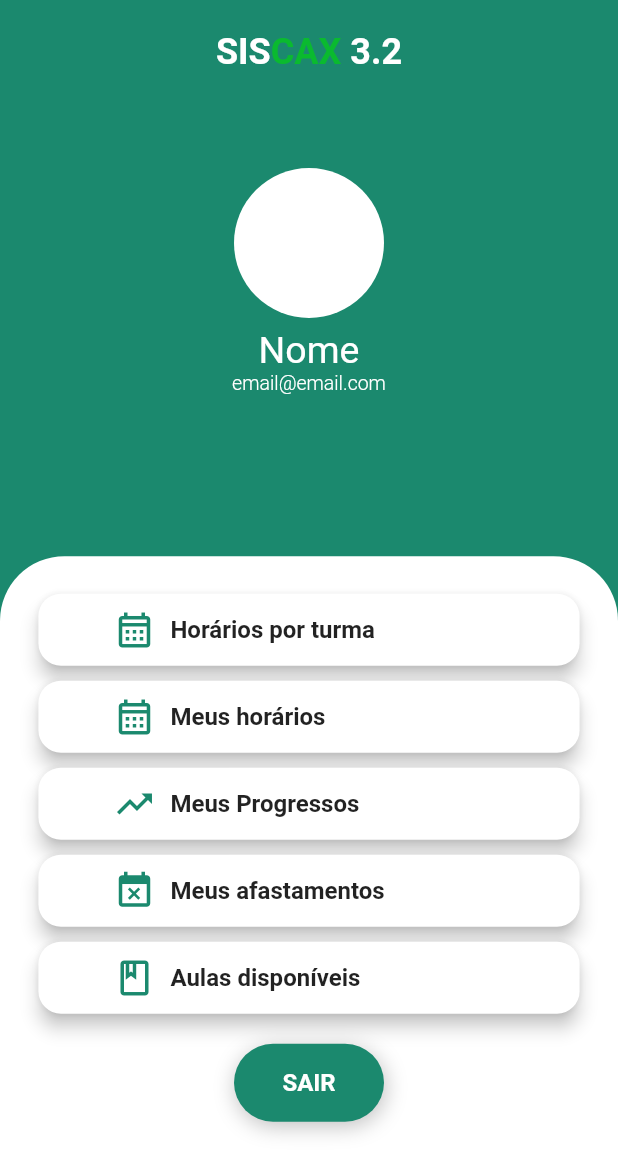
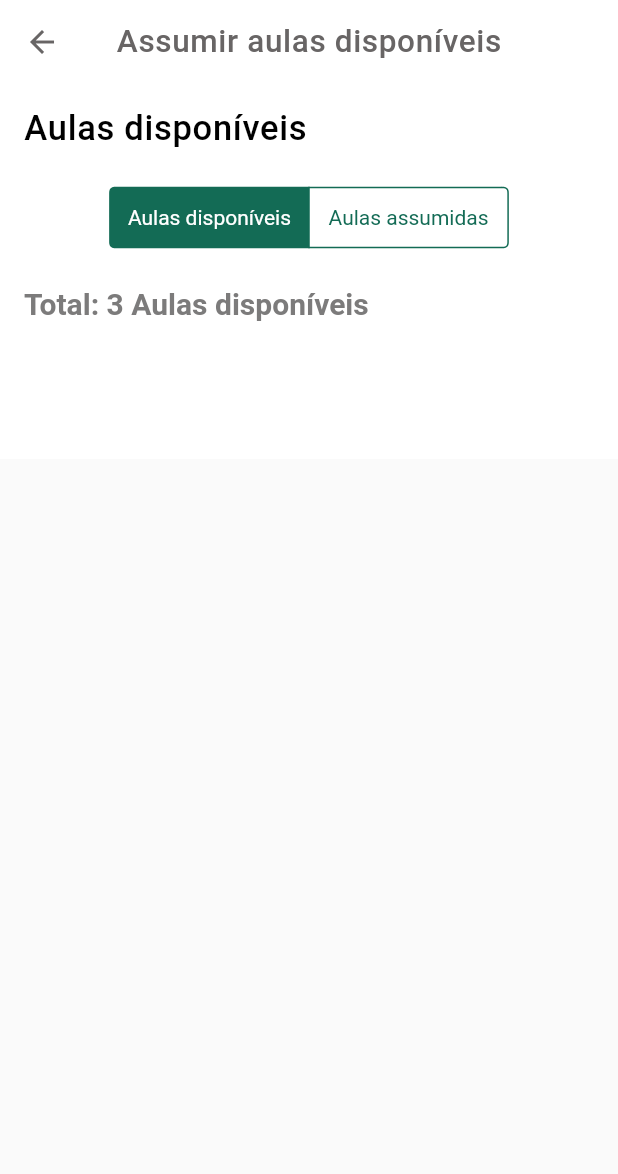
Before and after one commit to Chaicoo/carga-horaria-ifma-app, a Flutter app: the HomeScreen screen opened directly, after a tap on "Aulas disponíveis", on a phone screen of 412 x 824 dp. Shown: the top 1174 px of the screen. Run offline on Flutter 3.47's test engine with Material 3 defaults, Android fonts, the phone set to English and light mode, and no system bars; our stand-ins replace file_picker, percent_indicator; Roboto replaces fonts that are missing (Poppins).

Commit message:
feat: add screnn classes available

```diff
--- a/lib/screens/classes_available.dart
+++ b/lib/screens/classes_available.dart
@@ -0,0 +1,161 @@
+// ignore_for_file: prefer_const_constructors, prefer_const_literals_to_create_immutables
+
+import 'package:flutter/material.dart';
+import 'package:flutter/cupertino.dart';
+import '../components/button.dart';
+import '../components/card_absences.dart';
+import '../components/custom_select.dart';
+import '../components/input_date.dart';
+import '../components/input_file.dart';
+import '../components/input_text_area.dart';
+
+class ClassesAvailableScreen extends StatefulWidget {
+  final bool useWhiteAppBar;
+
+  const ClassesAvailableScreen({Key? key, this.useWhiteAppBar = false})
+      : super(key: key);
+
+  @override
+  _ClassesAvailableScreenState createState() => _ClassesAvailableScreenState();
+}
+
+class _ClassesAvailableScreenState extends State<ClassesAvailableScreen> {
+  int selectedSegment = 0; // Index of the selected segment
+
+  @override
+  Widget build(BuildContext context) {
+    double appBarHeight = AppBar().preferredSize.height;
+
+    return Scaffold(
+      appBar: AppBar(
+        title: Column(
+          mainAxisAlignment: MainAxisAlignment.center,
+          crossAxisAlignment: CrossAxisAlignment.center,
+          children: [
+            Container(
+              margin: EdgeInsets.only(top: 0.0),
+              child: Text.rich(
+                TextSpan(
+                  text: 'Assumir aulas disponíveis',
+                  style: TextStyle(
+                    color: Color(0xFF686565),
+                    fontSize: 21,
+                    fontFamily: 'Poppins',
+                    fontWeight: FontWeight.w500,
+                    height: 0,
+                    letterSpacing: 0.42,
+                  ),
+                ),
+              ),
+            ),
+          ],
+        ),
+        centerTitle: true,
+        elevation: 0.0,
+        backgroundColor: widget.useWhiteAppBar ? Colors.white : null,
+        iconTheme: IconThemeData(color: Color(0xFF686565)),
+      ),
+      body: SizedBox(
+        height: MediaQuery.of(context).size.height - appBarHeight,
+        child: SingleChildScrollView(
+          child: Container(
+            width: MediaQuery.of(context).size.width,
+            color: Colors.white,
+            padding: EdgeInsets.all(16.0),
+            child: Column(
+              crossAxisAlignment: CrossAxisAlignment.start,
+              mainAxisAlignment:
+                  MainAxisAlignment.center, // Center the entire column
+              children: [
+                Text(
+                  'Aulas disponíveis',
+                  style: TextStyle(
+                    color: Colors.black,
+                    fontSize: 23,
+                    fontFamily: 'Poppins',
+                    fontWeight: FontWeight.w500,
+                    height: 0,
+                    letterSpacing: 0.46,
+                  ),
+                ),
+                SizedBox(height: 26),
+                Align(
+                  alignment: Alignment.center,
+                  child: CupertinoSegmentedControl(
+                    children: {
+                      0: Padding(
+                        padding: EdgeInsets.all(12.0),
+                        child: Align(
+                          alignment: Alignment.center,
+                          child: Text('Aulas disponíveis'),
+                        ),
+                      ),
+                      1: Padding(
+                        padding: EdgeInsets.all(12.0),
+                        child: Align(
+                          alignment: Alignment.center,
+                          child: Text('Aulas assumidas'),
+                        ),
+                      ),
+                    },
+                    groupValue: selectedSegment,
+                    onValueChanged: (value) {
+                      setState(() {
+                        selectedSegment = value as int;
+                      });
+                    },
+                  ),
+                ),
+                SizedBox(height: 26),
+                Visibility(
+                  visible: selectedSegment == 0,
+                  child: Column(
+                    children: [
+                      Text(
+                        'Total: 3 Aulas disponíveis',
+                        style: TextStyle(
+                          color: Color.fromARGB(255, 124, 123, 123),
+                          fontSize: 20,
+                          fontFamily: 'Poppins',
+                          fontWeight: FontWeight.w600,
+                          height: 0,
+                        ),
+                      ),
+                      SizedBox(height: 16),
+                      Column(
+                        children: [
+
+                          SizedBox(height: 60),
+                        ],
+                      )
+                    ],
+                  ),
+                ),
+                Visibility(
+                  visible: selectedSegment == 1,
+                  child: Column(
+                    children: [
+                      Text(
+                        'Total: 2 Aulas assumidas',
+                        style: TextStyle(
+                          color: Color.fromARGB(255, 124, 123, 123),
+                          fontSize: 20,
+                          fontFamily: 'Poppins',
+                          fontWeight: FontWeight.w600,
+                          height: 0,
+                        ),
+                      ),
+                      SizedBox(height: 16),
+
+                      SizedBox(height: 240),
+                    ],
+                  ),
+                ),
+              ],
+            ),
+          ),
+        ),
+      ),
+    );
+  }
+}
--- a/lib/screens/home.dart
+++ b/lib/screens/home.dart
@@ -1,4 +1,5 @@
 // screens/login.dart
+import 'package:carga_horaria_ifma/screens/classes_available.dart';
 import 'package:carga_horaria_ifma/screens/my_absences.dart';
 import 'package:carga_horaria_ifma/screens/my_progress.dart';
 import 'package:flutter/material.dart';
@@ -153,7 +154,8 @@ class HomeScreen extends StatelessWidget {
                       Navigator.push(
                         context,
                         MaterialPageRoute(
-                            builder: (context) => const MyProgressScreen(useWhiteAppBar: true)),
+                            builder: (context) =>
+                                const MyProgressScreen(useWhiteAppBar: true)),
                       );
                     },
                   ),
@@ -161,10 +163,11 @@ class HomeScreen extends StatelessWidget {
                     label: 'Meus afastamentos',
                     icon: Icons.event_busy,
                     onPressed: () {
-                       Navigator.push(
+                      Navigator.push(
                         context,
                         MaterialPageRoute(
-                            builder: (context) => const MyAbsencesScreen(useWhiteAppBar: true)),
+                            builder: (context) =>
+                                const MyAbsencesScreen(useWhiteAppBar: true)),
                       );
                     },
                   ),
@@ -172,7 +175,12 @@ class HomeScreen extends StatelessWidget {
                     label: 'Aulas disponíveis',
                     icon: Icons.class_outlined,
                     onPressed: () {
-                      // Lógica a ser executada quando o card for pressionado
+                      Navigator.push(
+                        context,
+                        MaterialPageRoute(
+                            builder: (context) =>
+                                const ClassesAvailableScreen(useWhiteAppBar: true)),
+                      );
                     },
                   ),
                   const SizedBox(height: 15), // Adjust the spacing as needed
--- a/lib/screens/my_absences.dart
+++ b/lib/screens/my_absences.dart
@@ -258,6 +258,7 @@ class _MyAbsencesScreenState extends State<MyAbsencesScreen> {
                         rowTitle3: 'Status:',
                         rowDescription3: 2,
                       ),
+                      SizedBox(height: 240),
                     ],
                   ),
                 ),
```
